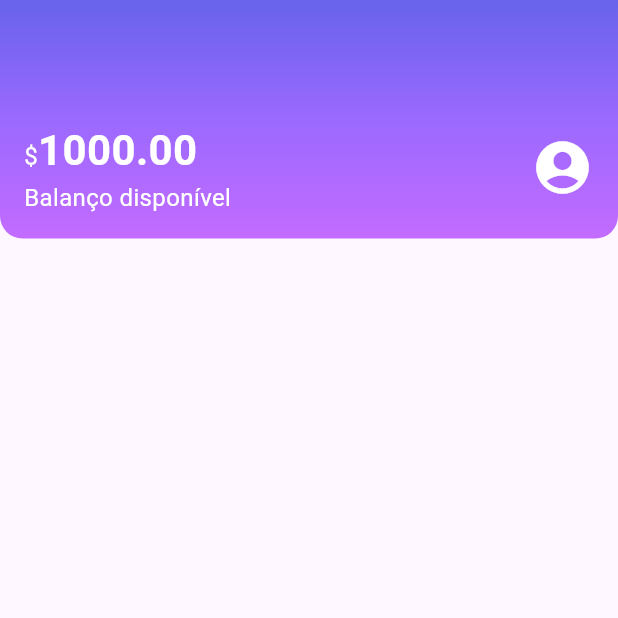
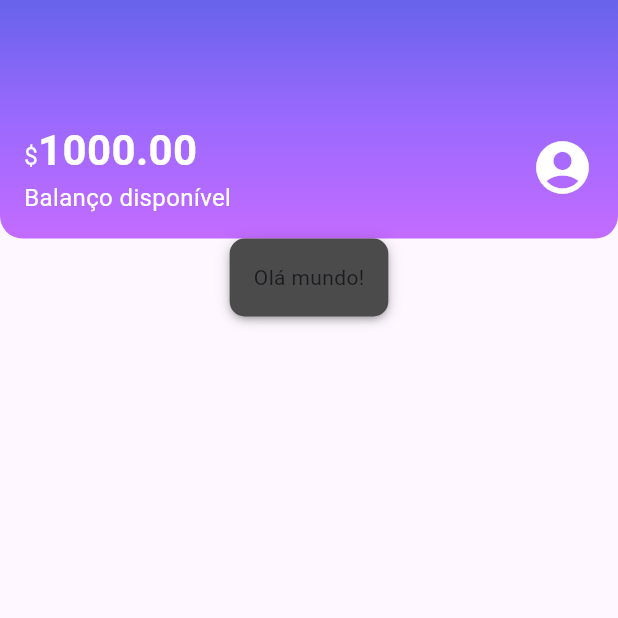
Before and after one commit to aleAcardoso/alubank, a Flutter app: the screen it shows after launch, on a phone screen of 412 x 824 dp, the top half of it. Run offline on Flutter 3.47's test engine with Material 3 defaults, Android fonts, the phone set to English and light mode, and no system bars.

Commit message:
Criando novos componentes

```diff
--- /dev/null
+++ b/lib/components/box_card.dart
@@ -0,0 +1,19 @@
+import 'package:flutter/material.dart';
+
+class BoxCard extends StatelessWidget {
+  final Widget boxContent;
+  const BoxCard({super.key, required this.boxContent});
+
+  @override
+  Widget build(BuildContext context) {
+    return Container(
+      padding: const EdgeInsets.all(16.0),
+      decoration: BoxDecoration(
+        boxShadow: kElevationToShadow[3],
+        borderRadius: BorderRadius.circular(10.0),
+        color: const Color.fromRGBO(75, 75, 75, 1.0)
+      ),
+      child: boxContent,
+    );
+  }
+}
--- a/lib/screens/home.dart
+++ b/lib/screens/home.dart
@@ -1,3 +1,4 @@
+import 'package:alubank/components/box_card.dart';
 import 'package:alubank/components/sections/header.dart';
 import 'package:flutter/material.dart';
 
@@ -10,6 +11,7 @@ class Home extends StatelessWidget {
       body: Column(
         children: [
           Header(),
+          BoxCard(boxContent: Text('Olá mundo!'))
         ],
       ),
     );
```
Also changed, not shown: 1 other file.
